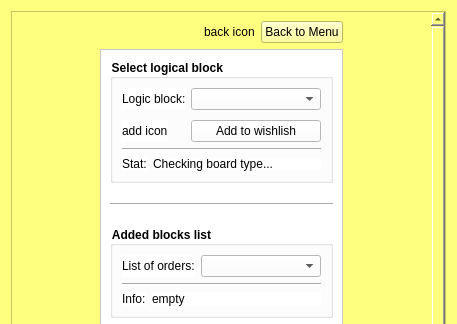
Above: code/_1_code_widgets/_0006_final_project/_b_config_logic_layer.ui from TrinhHuuGiang/tutorial-cpp-qt before the change; both pictures show x 0 to 457 and y 0 to 324 of the 457 by 464 pixel window. Below: the same form after it.
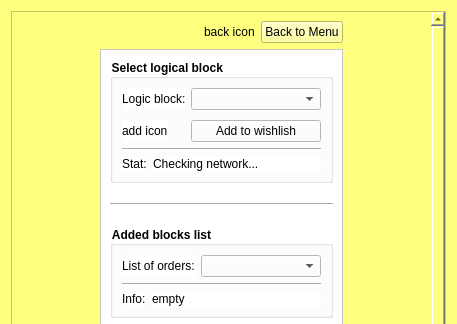
That is the form after the change.

Diff of the .ui file:
```diff
--- a/code/_1_code_widgets/_0006_final_project/_b_config_logic_layer.ui
+++ b/code/_1_code_widgets/_0006_final_project/_b_config_logic_layer.ui
@@ -132,7 +132,7 @@
                <item row="0" column="1">
                 <widget class="QLabel" name="label_stat_select">
                  <property name="text">
-                  <string>Checking board type...</string>
+                  <string>Checking network...</string>
                  </property>
                 </widget>
                </item>
```
Left out of the diff: 18 changed lines with no effect on the pictures.
